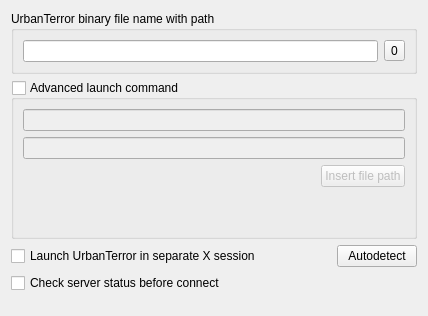
Old version of the form src/setting_forms/launch_settings_form.ui in the repository navrocky/urtconnector.
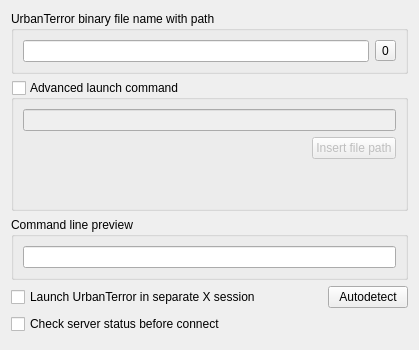
New version of the form. Icons and pictures are not drawn.

Commit message: launch options fixed

Patch:
```diff
--- a/src/setting_forms/launch_settings_form.ui
+++ b/src/setting_forms/launch_settings_form.ui
@@ -6,8 +6,8 @@
    <rect>
     <x>0</x>
     <y>0</y>
-    <width>428</width>
-    <height>316</height>
+    <width>419</width>
+    <height>350</height>
    </rect>
   </property>
   <property name="windowTitle">
@@ -67,16 +67,6 @@
       <item>
        <widget class="QLineEdit" name="advCmdEdit"/>
       </item>
-      <item>
-       <widget class="QLineEdit" name="adv_cmd_preview_edit">
-        <property name="toolTip">
-         <string>Command line preview</string>
-        </property>
-        <property name="readOnly">
-         <bool>true</bool>
-        </property>
-       </widget>
-      </item>
       <item>
        <layout class="QHBoxLayout" name="horizontalLayout_4">
         <property name="sizeConstraint">
@@ -130,6 +120,25 @@
      </layout>
     </widget>
    </item>
+   <item>
+    <widget class="QGroupBox" name="groupBox">
+     <property name="title">
+      <string>Command line preview</string>
+     </property>
+     <layout class="QHBoxLayout" name="horizontalLayout_3">
+      <item>
+       <widget class="QLineEdit" name="adv_cmd_preview_edit">
+        <property name="toolTip">
+         <string>Command line preview</string>
+        </property>
+        <property name="readOnly">
+         <bool>true</bool>
+        </property>
+       </widget>
+      </item>
+     </layout>
+    </widget>
+   </item>
    <item>
     <layout class="QHBoxLayout" name="horizontalLayout">
      <item>
```
The commit also changes 4 other files.
